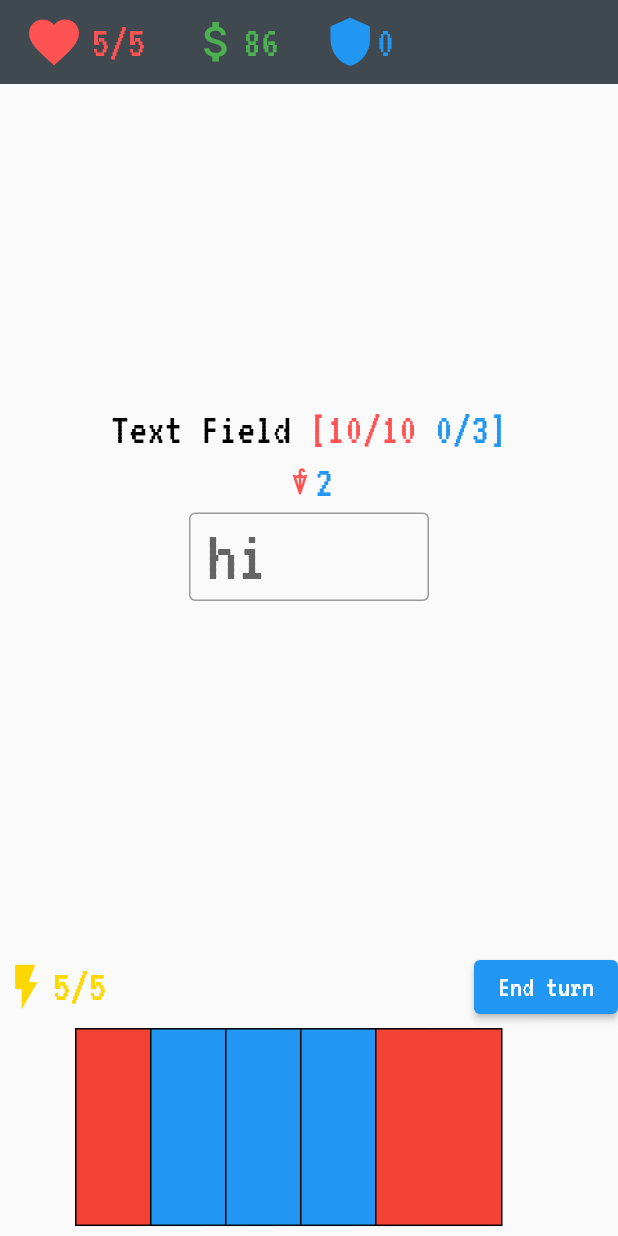
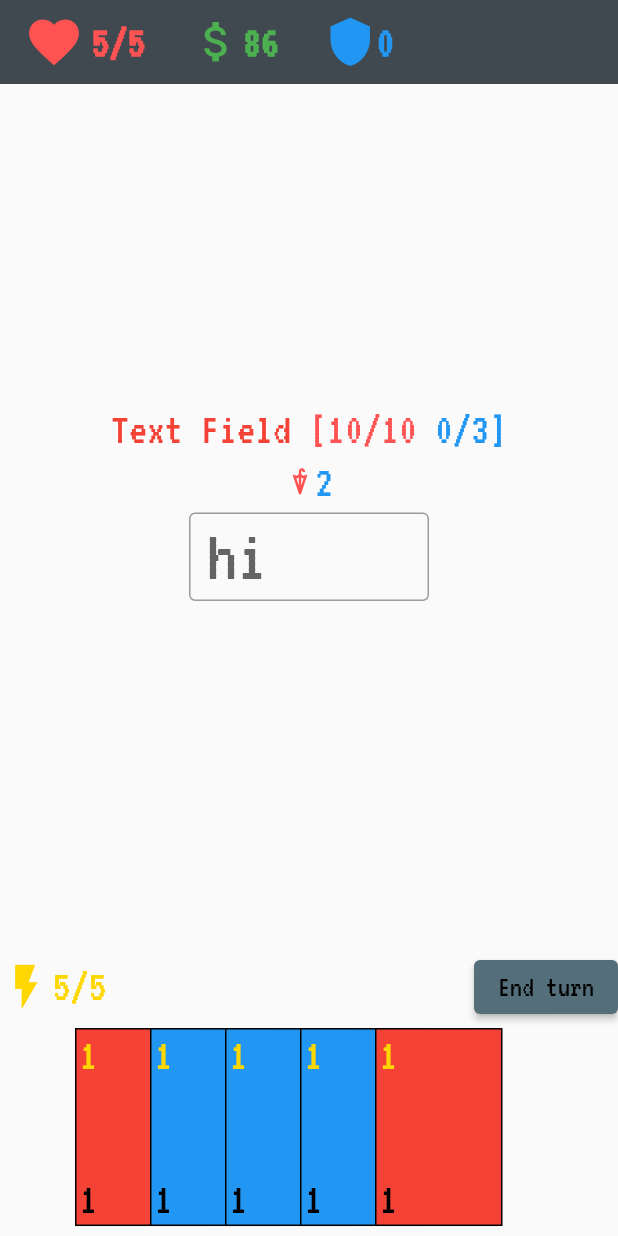
Before and after one commit to thehir0/dotw, a Flutter app: the GameScreen screen opened by its route, on a phone screen of 412 x 824 dp. Run offline on Flutter 3.47's test engine with Material 2 defaults, Android fonts, the phone set to English and light mode, and no system bars; our stand-ins replace get, google_fonts.

Commit message:
Add light and dark Theme using ThemeData. Update the TextField enemy, update card design with adding the characteristic to cards

```diff
--- /dev/null
+++ b/lib/app_theme.dart
@@ -0,0 +1,72 @@
+import 'package:flutter/material.dart';
+
+class AppTheme {
+  AppTheme._();
+
+  static final Color _iconColor = Colors.blueAccent.shade200;
+  static const Color _lightPrimaryColor = Color(0xFF546E7A);
+  static const Color _lightPrimaryVariantColor = Color(0xFF546E7A);
+  static const Color _lightSecondaryColor = Colors.green;
+  static const Color _lightOnPrimaryColor = Colors.black;
+
+  static const Color _darkPrimaryColor = Colors.white24;
+  static const Color _darkPrimaryVariantColor = Colors.black;
+  static const Color _darkSecondaryColor = Colors.white;
+  static const Color _darkOnPrimaryColor = Colors.white;
+
+  static final ThemeData lightTheme = ThemeData(
+      appBarTheme: const AppBarTheme(
+        titleTextStyle: TextStyle(color:_darkSecondaryColor,fontFamily: "Roboto",fontWeight: FontWeight.bold,fontSize: 26 ),
+        color: _lightPrimaryVariantColor,
+        iconTheme: IconThemeData(color: _lightOnPrimaryColor),
+      ),
+      colorScheme: const ColorScheme.light(
+        primary: _lightPrimaryColor,
+        secondary: _lightSecondaryColor,
+        onPrimary: _lightOnPrimaryColor,
+      ),
+      iconTheme: IconThemeData(
+        color: _iconColor,
+      ),
+      textTheme: _lightTextTheme,
+      dividerTheme: const DividerThemeData(
+          color: Colors.black12
+      )
+
+  );
+
+  static final ThemeData darkTheme = ThemeData(
+      scaffoldBackgroundColor: _darkPrimaryVariantColor,
+      appBarTheme: const AppBarTheme(
+        color: _darkPrimaryVariantColor,
+        iconTheme: IconThemeData(color: _darkOnPrimaryColor),
+      ),
+      colorScheme: const ColorScheme.dark(
+        primary: _darkPrimaryColor,
+        secondary: _darkSecondaryColor,
+        onPrimary: _darkOnPrimaryColor,
+        background: Colors.white12,
+      ),
+      iconTheme: IconThemeData(
+        color: _iconColor,
+      ),
+      textTheme: _darkTextTheme,
+      dividerTheme: const DividerThemeData(
+          color: Colors.black
+      )  );
+
+  static const TextTheme _lightTextTheme = TextTheme(
+    headline1: _lightScreenHeading1TextStyle,
+  );
+
+  static final TextTheme _darkTextTheme = TextTheme(
+    headline1: _darkScreenHeading1TextStyle,
+  );
+
+  static const TextStyle _lightScreenHeading1TextStyle =
+  TextStyle(fontSize: 40.0,fontWeight:FontWeight.bold, color: _lightOnPrimaryColor,fontFamily: "Roboto");
+
+  static final TextStyle _darkScreenHeading1TextStyle =
+  _lightScreenHeading1TextStyle.copyWith(color: _darkOnPrimaryColor);
+
+}
--- a/lib/cards/defensive_cards/defensive_cards.dart
+++ b/lib/cards/defensive_cards/defensive_cards.dart
@@ -2,6 +2,9 @@ import 'package:dotw/cards/card.dart';
 import 'package:dotw/entities/enemies/enemy.dart';
 import 'package:dotw/entities/player.dart';
 import 'package:flutter/material.dart';
+import 'package:google_fonts/google_fonts.dart';
+
+import '../../constants/colors.dart';
 
 class DefensiveCard extends GameCard {
   final int block;
@@ -25,6 +28,30 @@ class DefensiveCard extends GameCard {
         ),
         height: GameCard.cardHeight,
         width: GameCard.cardWidth,
+        child: Column(
+          mainAxisAlignment: MainAxisAlignment.spaceBetween,
+          crossAxisAlignment: CrossAxisAlignment.start,
+          children: [
+            Container(
+              padding: const EdgeInsets.all(2.0),
+              child: Text(
+                '$cost',
+                style: GoogleFonts.vt323(
+                    textStyle: const TextStyle(fontSize: 30),
+                    color: GameColors.goldColor),
+              ),
+            ),
+            Container(
+              padding: const EdgeInsets.all(2.0),
+              child: Text(
+                '$block',
+                style: GoogleFonts.vt323(
+                    textStyle: const TextStyle(fontSize: 30),
+                    color: Colors.black),
+              ),
+            ),
+          ],
+        ),
       ),
       child: Container(
         decoration: BoxDecoration(
@@ -33,6 +60,30 @@ class DefensiveCard extends GameCard {
         ),
         height: GameCard.cardHeight,
         width: GameCard.cardWidth,
+        child:Column(
+          mainAxisAlignment: MainAxisAlignment.spaceBetween,
+          crossAxisAlignment: CrossAxisAlignment.start,
+          children: [
+            Container(
+              padding: const EdgeInsets.all(2.0),
+              child: Text(
+                '$cost',
+                style: GoogleFonts.vt323(
+                    textStyle: const TextStyle(fontSize: 30),
+                    color: GameColors.goldColor),
+              ),
+            ),
+            Container(
+              padding: const EdgeInsets.all(2.0),
+              child: Text(
+                '$block',
+                style: GoogleFonts.vt323(
+                    textStyle: const TextStyle(fontSize: 30),
+                    color: Colors.black),
+              ),
+            ),
+          ],
+        ),
       ),
     );
   }
--- a/lib/cards/offensive_cards/offensive_card.dart
+++ b/lib/cards/offensive_cards/offensive_card.dart
@@ -1,7 +1,9 @@
 import 'package:dotw/cards/card.dart';
+import 'package:dotw/constants/colors.dart';
 import 'package:dotw/entities/enemies/enemy.dart';
 import 'package:dotw/entities/player.dart';
 import 'package:flutter/material.dart';
+import 'package:google_fonts/google_fonts.dart';
 
 class OffensiveCard extends GameCard {
   final int dmg;
@@ -15,8 +17,11 @@ class OffensiveCard extends GameCard {
 
   @override
   Widget render() {
+    var player;
     return Draggable<GameCard>(
-      childWhenDragging: Container(),
+      childWhenDragging: Container(
+
+      ),
       data: this,
       feedback: Container(
         decoration: BoxDecoration(
@@ -25,6 +30,30 @@ class OffensiveCard extends GameCard {
         ),
         height: GameCard.cardHeight,
         width: GameCard.cardWidth,
+        child: Column(
+          mainAxisAlignment: MainAxisAlignment.spaceBetween,
+          crossAxisAlignment: CrossAxisAlignment.start,
+          children: [
+            Container(
+              padding: const EdgeInsets.all(2.0),
+              child: Text(
+                '$cost',
+                style: GoogleFonts.vt323(
+                    textStyle: const TextStyle(fontSize: 30),
+                    color: GameColors.goldColor),
+              ),
+            ),
+            Container(
+              padding: const EdgeInsets.all(2.0),
+              child: Text(
+                '$dmg',
+                style: GoogleFonts.vt323(
+                    textStyle: const TextStyle(fontSize: 30),
+                    color: Colors.black),
+              ),
+            ),
+          ],
+        ),
       ),
       child: Container(
         decoration: BoxDecoration(
@@ -33,6 +62,30 @@ class OffensiveCard extends GameCard {
         ),
         height: GameCard.cardHeight,
         width: GameCard.cardWidth,
+        child: Column(
+          mainAxisAlignment: MainAxisAlignment.spaceBetween,
+          crossAxisAlignment: CrossAxisAlignment.start,
+          children: [
+            Container(
+              padding: const EdgeInsets.all(2.0),
+              child: Text(
+                '$cost',
+                style: GoogleFonts.vt323(
+                    textStyle: const TextStyle(fontSize: 30),
+                    color: GameColors.goldColor),
+              ),
+            ),
+            Container(
+              padding: const EdgeInsets.all(2.0),
+              child: Text(
+                '$dmg',
+                style: GoogleFonts.vt323(
+                    textStyle: const TextStyle(fontSize: 30),
+                    color: Colors.black),
+              ),
+            ),
+          ],
+        ),
       ),
     );
   }
--- a/lib/entities/enemies/text_field_enemy.dart
+++ b/lib/entities/enemies/text_field_enemy.dart
@@ -5,6 +5,8 @@ import 'package:get/state_manager.dart';
 import 'package:google_fonts/google_fonts.dart';
 
 class TextFieldEnemy extends Enemy {
+  var labelText = 'hi'.obs;
+
   TextFieldEnemy()
       : super(
           name: 'Text Field',
@@ -19,13 +21,18 @@ class TextFieldEnemy extends Enemy {
     render = SizedBox(
       height: 80,
       width: 160,
-      child: TextField(
-        decoration: InputDecoration(
-          border: const OutlineInputBorder(),
-          labelText: 'hi',
-          labelStyle: GoogleFonts.vt323(
-            textStyle: const TextStyle(
-              fontSize: 50,
+      child: Obx(
+        () => TextField(
+          onSubmitted: (String value) {
+            labelText.value = value;
+          },
+          decoration: InputDecoration(
+            border: const OutlineInputBorder(),
+            labelText: labelText.value,
+            labelStyle: GoogleFonts.vt323(
+              textStyle: const TextStyle(
+                fontSize: 50,
+              ),
             ),
           ),
         ),
--- a/lib/entities/player.dart
+++ b/lib/entities/player.dart
@@ -1,5 +1,3 @@
-import 'dart:math';
-
 import 'package:dotw/cards/card.dart';
 import 'package:dotw/entities/entity.dart';
 import 'package:get/get.dart';
--- a/lib/main.dart
+++ b/lib/main.dart
@@ -9,12 +9,12 @@ import 'package:get/state_manager.dart';
 // import 'package:show_more_text_popup/show_more_text_popup.dart';
 
 import 'cards/card.dart';
-import 'entities/enemies/elevated_button_enemy.dart';
 import 'entities/enemies/enemy.dart';
 import 'entities/player.dart';
 import 'constants/colors.dart';
 import 'package:flutter/services.dart';
 import 'package:google_fonts/google_fonts.dart';
+import 'app_theme.dart';
 
 void main() {
   runApp(const MyApp());
@@ -32,9 +32,8 @@ class MyApp extends StatelessWidget {
         MainMenu.route: (context) => const MainMenu(),
         GameScreen.route: (context) => const GameScreen(),
       },
-      theme: ThemeData(
-        primarySwatch: Colors.blue,
-      ),
+      theme: AppTheme.lightTheme,
+      darkTheme: AppTheme.darkTheme,
       home: const MainMenu(),
     );
   }
@@ -193,7 +192,7 @@ class _GameScreenState extends State<GameScreen> {
                               text: '${currentEnemy.name} ',
                               style: GoogleFonts.vt323(
                                   textStyle: const TextStyle(fontSize: 30),
-                                  color: Colors.black),
+                                  color: Colors.red),
                               children: <TextSpan>[
                                 TextSpan(
                                   text:
```
